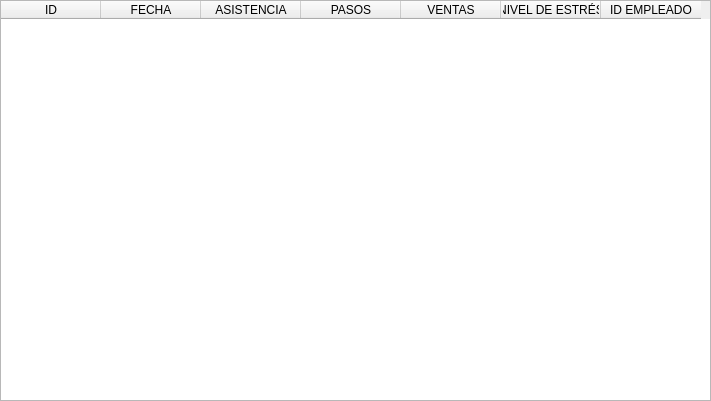
Qt form Interfaz/tabla.ui (Granzo05/mineria-de-datos) before a commit.
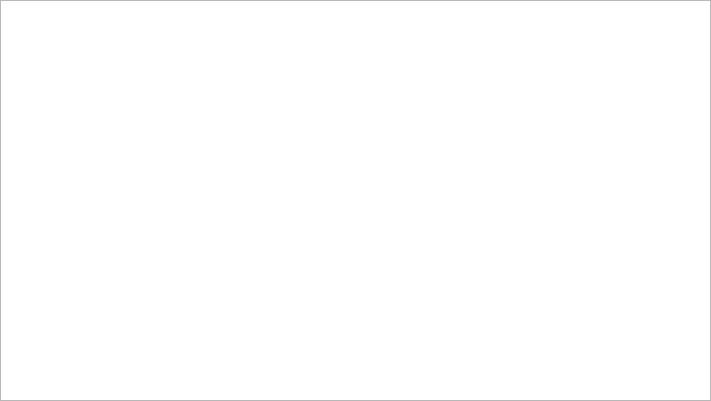
The same form after that commit.

```diff
--- a/Interfaz/tabla.ui
+++ b/Interfaz/tabla.ui
@@ -38,41 +38,6 @@
      <height>401</height>
     </rect>
    </property>
-   <column>
-    <property name="text">
-     <string>ID</string>
-    </property>
-   </column>
-   <column>
-    <property name="text">
-     <string>FECHA</string>
-    </property>
-   </column>
-   <column>
-    <property name="text">
-     <string>ASISTENCIA</string>
-    </property>
-   </column>
-   <column>
-    <property name="text">
-     <string>PASOS</string>
-    </property>
-   </column>
-   <column>
-    <property name="text">
-     <string>VENTAS</string>
-    </property>
-   </column>
-   <column>
-    <property name="text">
-     <string>NIVEL DE ESTRÉS</string>
-    </property>
-   </column>
-   <column>
-    <property name="text">
-     <string>ID EMPLEADO</string>
-    </property>
-   </column>
   </widget>
  </widget>
  <resources/>
```
